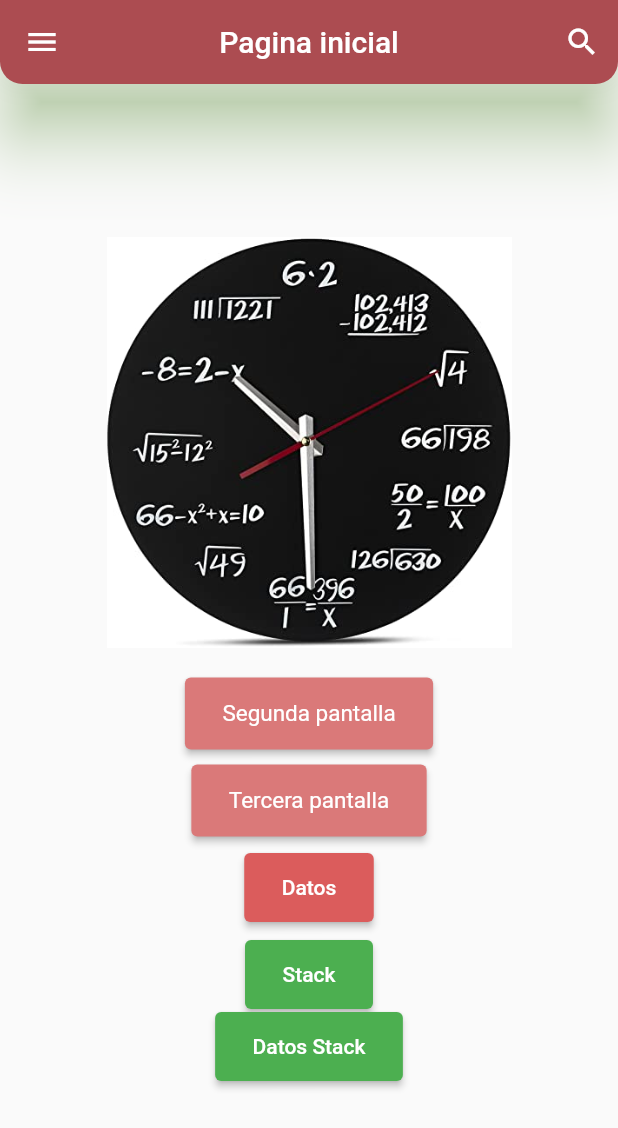
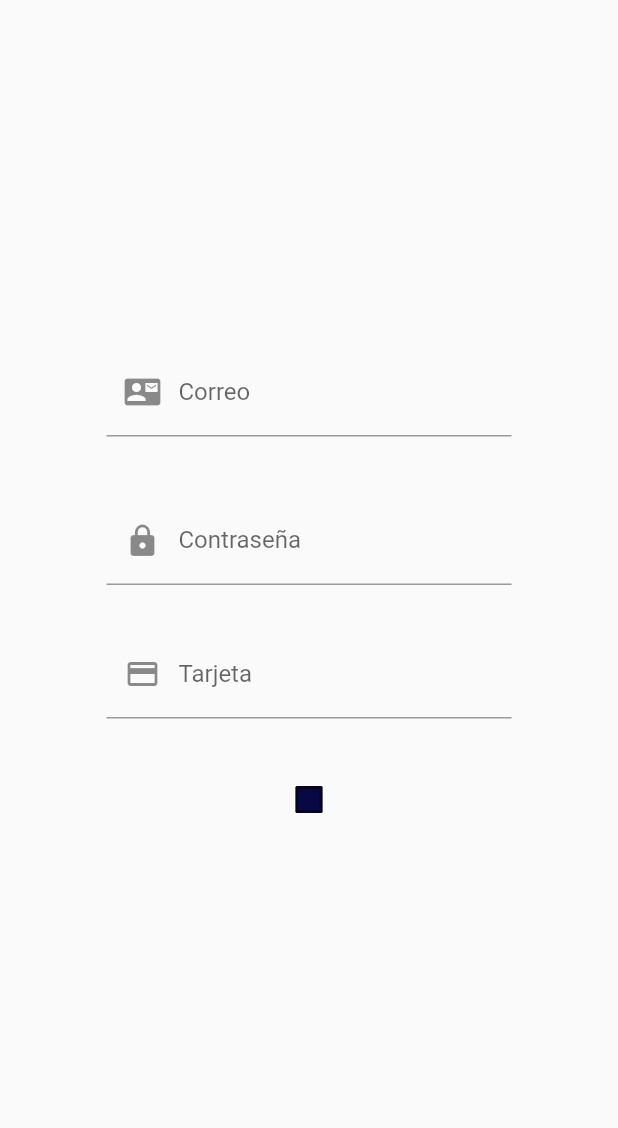
Before and after one commit to DavidC-137/AppFlutter, a Flutter app: the screen it shows after launch, on a phone screen of 412 x 824 dp. Shown: the top 1128 px of the screen. Run offline on Flutter 3.47's test engine with Material 2 defaults, Android fonts, the phone set to English and light mode, and no system bars.

Commit message:
Cuarto commit

```diff
--- a/lib/main.dart
+++ b/lib/main.dart
@@ -3,6 +3,7 @@
 import 'package:flutter/material.dart';
 import 'package:testflutter/screens/dataScreen.dart';
 import 'package:testflutter/screens/datosStack.dart';
+import 'package:testflutter/screens/formScreen.dart';
 import 'package:testflutter/screens/secondScreen.dart';
 import 'package:testflutter/screens/thirdScreen.dart';
 import 'screens/stackScreen.dart';
@@ -13,7 +14,7 @@ void main() {
       title: 'Flutter demo',
       initialRoute: '/',
       routes: {
-        '/': (context) => const HomePage(),
+        '/': (context) =>  FormScreen(),
         '/second': (context) => const SecondPage(),
         '/third': (context) => const ThirdPage(),
         '/datos': (context) => const Datos(),
--- /dev/null
+++ b/lib/screens/FormScreen.dart
@@ -0,0 +1,101 @@
+import 'package:flutter/material.dart';
+import 'package:flutter/services.dart';
+
+class FormScreen extends StatefulWidget {
+  const FormScreen({Key? key}) : super(key: key);
+
+  @override
+  State<FormScreen> createState() => _formScreenState();
+}
+
+class _formScreenState extends State<FormScreen> {
+bool _isChecked =false;
+
+  late TextEditingController _controller;
+  @override
+  void initState() {
+    // TODO: implement initState
+    super.initState();
+    _controller = TextEditingController();
+  }
+
+@override
+void dispose() {
+    // TODO: implement dispose
+    super.dispose();
+    _controller.dispose();
+  }
+
+
+  @override
+  Widget build(BuildContext context) {
+    Color getColor(Set<MaterialState> states) {
+      const Set<MaterialState> interactiveStates = <MaterialState>{
+        MaterialState.pressed,
+        MaterialState.hovered,
+        MaterialState.focused,
+      };
+      if (states.any(interactiveStates.contains)) {
+        return const Color.fromARGB(255, 7, 44, 75);
+      }
+      return const Color.fromARGB(255, 9, 8, 71);
+    }
+    return Scaffold(
+
+      body: Center(
+        child: Container(
+           width: 300.0,
+          height: 390.0,
+           padding: const EdgeInsets.all(15.0),
+          child:Column(
+            children: [
+              TextField(
+                keyboardType: TextInputType.emailAddress,
+                controller: _controller,
+                decoration: const InputDecoration(
+                    labelText: "Correo",
+                    hintText: "correo@correo.com",
+                    prefixIcon: Icon(Icons.contact_mail)),
+              ),
+              const SizedBox(height: 40.0),
+              const TextField(
+                obscureText: true,
+                keyboardType: TextInputType.visiblePassword,
+                decoration: InputDecoration(
+                  labelText: "Contraseña",
+                  prefixIcon: Icon(Icons.lock)
+                  ),
+              ),
+              const SizedBox(height: 30.0,),
+               TextField(
+                keyboardType: TextInputType.number,
+                inputFormatters: [
+
+                FilteringTextInputFormatter.allow(RegExp('[0-9 -]')),
+                LengthLimitingTextInputFormatter(16)
+                ],
+                decoration:const InputDecoration(
+                  labelText: 'Tarjeta',
+                   prefixIcon: Icon(Icons.credit_card),
+                )
+              ),
+              const SizedBox(height: 30.0),
+
+
+              Checkbox(
+              checkColor: const Color.fromARGB(255, 255, 255, 255),
+               fillColor: MaterialStateProperty.resolveWith(getColor),
+               value: _isChecked,
+               onChanged: (bool? value) {
+               setState(() {
+               _isChecked = value!;
+               });
+               }
+              )
+            ],
+          ),
+        ),
+       ),
+    );
+  }
+}
```
